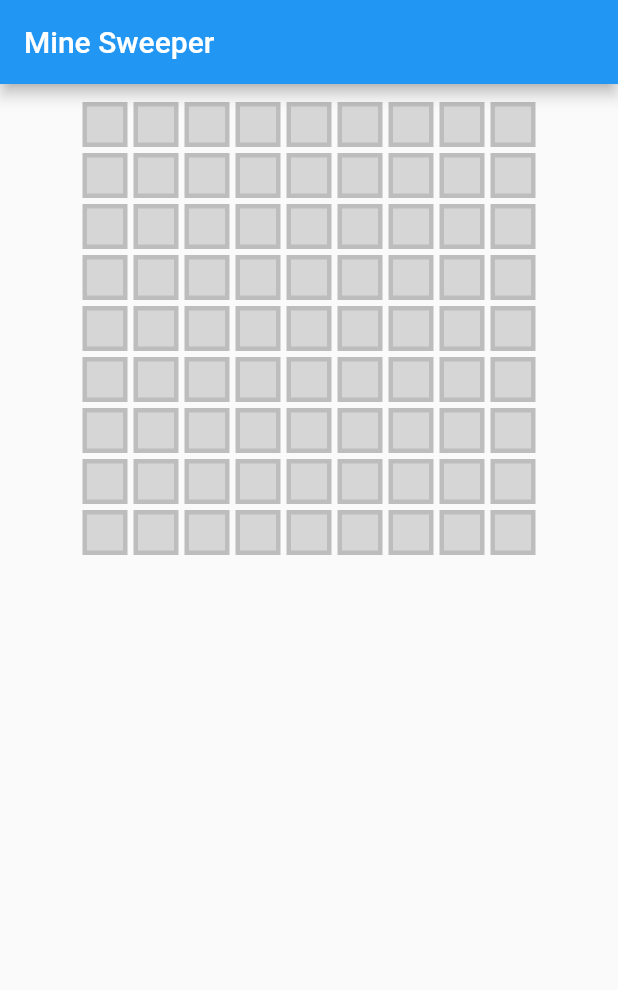
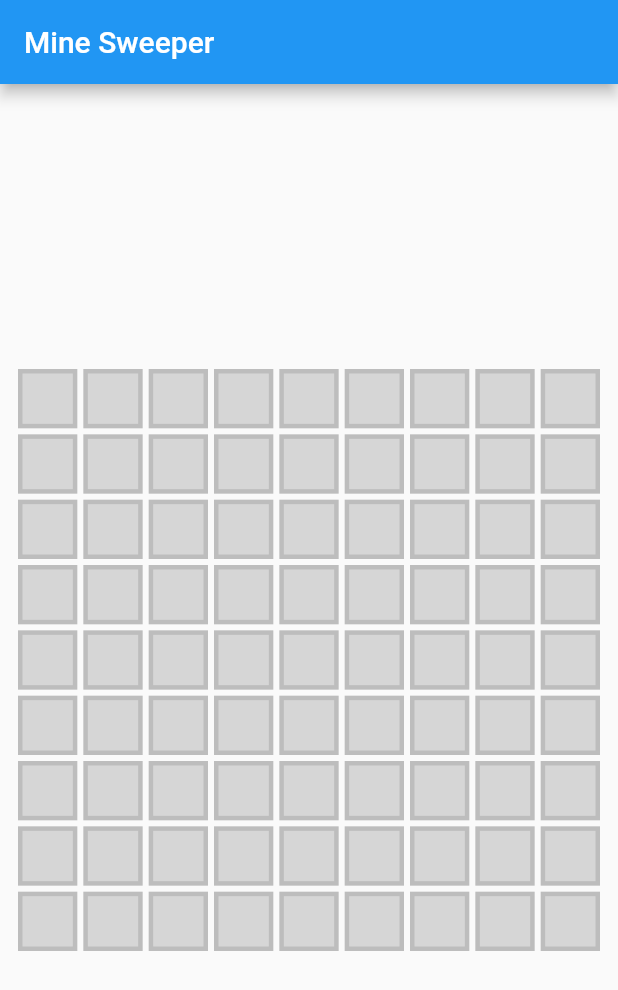
Before and after one commit to pr-1/minesweeper, a Flutter app: the screen it shows after launch, on a phone screen of 412 x 824 dp. Shown: the top 990 px of the screen. Run offline on Flutter 3.47's test engine with Material 2 defaults, Android fonts, the phone set to English and light mode, and no system bars; our stand-ins replace get_it.

Commit message:
code optimized and ui improvements

```diff
--- a/lib/widgets/game_board.dart
+++ b/lib/widgets/game_board.dart
@@ -52,43 +52,42 @@ class _GameBoardState extends State<GameBoard> {
 
   @override
   Widget build(BuildContext context) {
-    List<Row> boardRow = <Row>[];
-    for (int i = 0; i < rows; i++) {
-      List<Widget> rowChildren = <Widget>[];
-      for (int j = 0; j < cols; j++) {
+    return Container(
+      padding: EdgeInsets.all(10.0),
+      child: GridView.builder(
+          shrinkWrap: true,
+          physics: NeverScrollableScrollPhysics(),
+          gridDelegate: SliverGridDelegateWithFixedCrossAxisCount(
+            crossAxisCount: cols,
+          ),
+          itemCount: rows*cols,
+          itemBuilder: (context, index) {
+            int i = (index / cols).floor();
+            int j = (index % cols);
             BlockState state = uiState[i][j];
             if (state == BlockState.COVERED || state == BlockState.FLAGGED) {
-          rowChildren.add(GestureDetector(
-            onLongPress: () => showFlag(j,i),
+              return GestureDetector(
+                onLongPress: () => showFlag(j, i),
+                onTap: () => openSingleBlock(j, i),
+                child: Listener(
                   child: CoveredMineTile(
                     flagged: state == BlockState.FLAGGED,
                     posX: j,
                     posY: i,
                   ),
-          ));
+                ),
+              );
             } else {
-          rowChildren.add(OpenMineTile(
+              return OpenMineTile(
                 state: state,
-            count: 1,
-          ));
+                count: mineCount(j, i),
+              );
             }
-      }
-      boardRow.add(Row(
-        children: rowChildren,
-        mainAxisAlignment: MainAxisAlignment.center,
-        key: ValueKey<int>(i),
-      ));
-    }
-    return Container(
-//      color: Colors.grey[700],
-      padding: EdgeInsets.all(10.0),
-      child: Column(
-        children: boardRow,
-      ),
+          }),
     );
   }
 
-  bool isInsideBoard(int x, int y) => x>0&&x<cols && y>0 &&y<rows;
+  bool isInsideBoard(int x, int y) => x>=0&&x<cols && y>=0 &&y<rows;
 
   int getBombInBlock(int x, int y) => isInsideBoard(x, y) && tiles[y][x] ? 1 : 0;
 
@@ -119,6 +118,13 @@ class _GameBoardState extends State<GameBoard> {
 
   void openSingleBlock(int x, int y) {
     if(uiState[y][x] == BlockState.FLAGGED)return;
+    if(tiles[y][x]) {
+        uiState[y][x] = BlockState.BLOWN;
+    } else {
+      openBlock(x,y);
+    }
+    setState(() {
+    });
   }
 
   void openBlock(int x, int y) {
```
Also changed, not shown: lib/core/colors.dart (+11 -0 lines), lib/widgets/open_block.dart (+5 -2 lines). Lines whose indentation alone changed are shown as unchanged.
